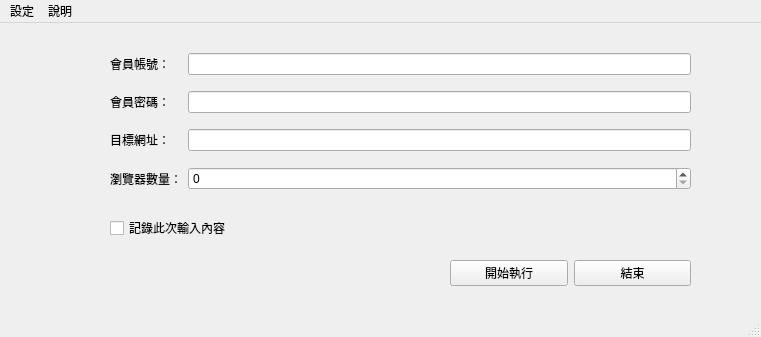
kevinypfan/panic-buying-spree-script, file ui/main.ui: the form before one commit.
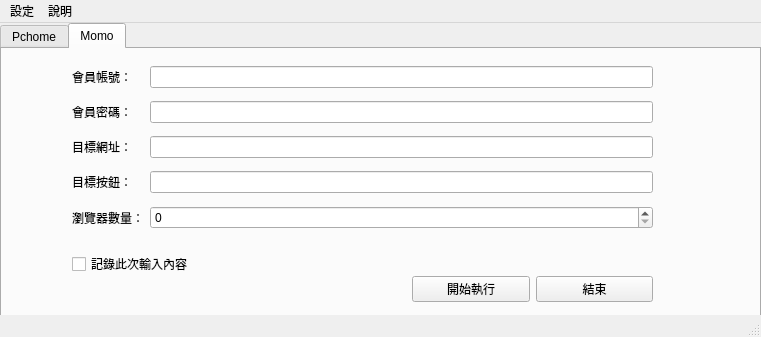
The form after the commit. The open tabs and pages were chosen to show the change.

Commit message: added momo methods

The edit to the form file:
```diff
--- a/ui/main.ui
+++ b/ui/main.ui
@@ -14,43 +14,34 @@
    <string>MainWindow</string>
   </property>
   <widget class="QWidget" name="centralwidget">
+   <widget class="QTabWidget" name="tabWidget">
+    <property name="geometry">
+     <rect>
+      <x>0</x>
+      <y>0</y>
+      <width>761</width>
+      <height>301</height>
+     </rect>
+    </property>
+    <property name="currentIndex">
+     <number>0</number>
+    </property>
+    <widget class="QWidget" name="tab">
+     <attribute name="title">
+      <string>Pchome</string>
+     </attribute>
    <widget class="QWidget" name="gridLayoutWidget">
     <property name="geometry">
      <rect>
-      <x>110</x>
+        <x>80</x>
       <y>20</y>
       <width>581</width>
       <height>161</height>
      </rect>
     </property>
     <layout class="QGridLayout" name="gridLayout">
-     <item row="0" column="2">
-      <widget class="QLineEdit" name="email">
-       <property name="text">
-        <string/>
-       </property>
-      </widget>
-     </item>
-     <item row="0" column="0">
-      <widget class="QLabel" name="label">
-       <property name="text">
-        <string>會員帳號：</string>
-       </property>
-      </widget>
-     </item>
-     <item row="1" column="0">
-      <widget class="QLabel" name="label_2">
-       <property name="text">
-        <string>會員密碼：</string>
-       </property>
-      </widget>
-     </item>
-     <item row="1" column="2">
-      <widget class="QLineEdit" name="password">
-       <property name="echoMode">
-        <enum>QLineEdit::Password</enum>
-       </property>
-      </widget>
+       <item row="2" column="2">
+        <widget class="QLineEdit" name="pchome_target_url"/>
      </item>
      <item row="2" column="0">
       <widget class="QLabel" name="label_3">
@@ -59,8 +50,12 @@
        </property>
       </widget>
      </item>
-     <item row="2" column="2">
-      <widget class="QLineEdit" name="target_url"/>
+       <item row="1" column="2">
+        <widget class="QLineEdit" name="pchome_password">
+         <property name="echoMode">
+          <enum>QLineEdit::Password</enum>
+         </property>
+        </widget>
      </item>
      <item row="3" column="0">
       <widget class="QLabel" name="label_4">
@@ -70,44 +65,15 @@
       </widget>
      </item>
      <item row="3" column="2">
-      <widget class="QSpinBox" name="browser_qty"/>
-     </item>
-    </layout>
-   </widget>
-   <widget class="QWidget" name="horizontalLayoutWidget">
-    <property name="geometry">
-     <rect>
-      <x>450</x>
-      <y>230</y>
-      <width>241</width>
-      <height>41</height>
-     </rect>
-    </property>
-    <layout class="QHBoxLayout" name="horizontalLayout">
-     <item>
-      <widget class="QPushButton" name="submit_btn">
-       <property name="text">
-        <string>開始執行</string>
-       </property>
-      </widget>
-     </item>
-     <item>
-      <widget class="QPushButton" name="close_btn">
-       <property name="enabled">
-        <bool>true</bool>
-       </property>
-       <property name="text">
-        <string>結束</string>
-       </property>
-      </widget>
+        <widget class="QSpinBox" name="pchome_browser_qty"/>
      </item>
     </layout>
    </widget>
    <widget class="QWidget" name="horizontalLayoutWidget_2">
     <property name="geometry">
      <rect>
-      <x>110</x>
-      <y>190</y>
+        <x>80</x>
+        <y>200</y>
       <width>160</width>
       <height>31</height>
      </rect>
@@ -121,6 +87,160 @@
       </widget>
      </item>
     </layout>
+     </widget>
+     <widget class="QWidget" name="horizontalLayoutWidget">
+      <property name="geometry">
+       <rect>
+        <x>420</x>
+        <y>220</y>
+        <width>241</width>
+        <height>41</height>
+       </rect>
+      </property>
+      <layout class="QHBoxLayout" name="horizontalLayout">
+       <item>
+        <widget class="QPushButton" name="pchome_submit_btn">
+         <property name="text">
+          <string>開始執行</string>
+         </property>
+        </widget>
+       </item>
+       <item>
+        <widget class="QPushButton" name="pchome_close_btn">
+         <property name="enabled">
+          <bool>true</bool>
+         </property>
+         <property name="text">
+          <string>結束</string>
+         </property>
+        </widget>
+       </item>
+      </layout>
+     </widget>
+    </widget>
+    <widget class="QWidget" name="tab_2">
+     <attribute name="title">
+      <string>Momo</string>
+     </attribute>
+     <widget class="QWidget" name="horizontalLayoutWidget_4">
+      <property name="geometry">
+       <rect>
+        <x>410</x>
+        <y>220</y>
+        <width>241</width>
+        <height>41</height>
+       </rect>
+      </property>
+      <layout class="QHBoxLayout" name="horizontalLayout_4">
+       <item>
+        <widget class="QPushButton" name="momo_submit_btn">
+         <property name="text">
+          <string>開始執行</string>
+         </property>
+        </widget>
+       </item>
+       <item>
+        <widget class="QPushButton" name="momo_close_btn">
+         <property name="enabled">
+          <bool>true</bool>
+         </property>
+         <property name="text">
+          <string>結束</string>
+         </property>
+        </widget>
+       </item>
+      </layout>
+     </widget>
+     <widget class="QWidget" name="gridLayoutWidget_2">
+      <property name="geometry">
+       <rect>
+        <x>70</x>
+        <y>10</y>
+        <width>581</width>
+        <height>181</height>
+       </rect>
+      </property>
+      <layout class="QGridLayout" name="gridLayout_4">
+       <item row="4" column="2">
+        <widget class="QSpinBox" name="momo_browser_qty"/>
+       </item>
+       <item row="4" column="0">
+        <widget class="QLabel" name="label_14">
+         <property name="text">
+          <string>瀏覽器數量：</string>
+         </property>
+        </widget>
+       </item>
+       <item row="0" column="2">
+        <widget class="QLineEdit" name="momo_email">
+         <property name="text">
+          <string/>
+         </property>
+        </widget>
+       </item>
+       <item row="0" column="0">
+        <widget class="QLabel" name="label_15">
+         <property name="text">
+          <string>會員帳號：</string>
+         </property>
+        </widget>
+       </item>
+       <item row="1" column="0">
+        <widget class="QLabel" name="label_16">
+         <property name="text">
+          <string>會員密碼：</string>
+         </property>
+        </widget>
+       </item>
+       <item row="2" column="2">
+        <widget class="QLineEdit" name="momo_target_url"/>
+       </item>
+       <item row="1" column="2">
+        <widget class="QLineEdit" name="momo_password">
+         <property name="echoMode">
+          <enum>QLineEdit::Password</enum>
+         </property>
+        </widget>
+       </item>
+       <item row="2" column="0">
+        <widget class="QLabel" name="label_17">
+         <property name="text">
+          <string>目標網址：</string>
+         </property>
+        </widget>
+       </item>
+       <item row="3" column="0">
+        <widget class="QLabel" name="label_18">
+         <property name="text">
+          <string>目標按鈕：</string>
+         </property>
+        </widget>
+       </item>
+       <item row="3" column="2">
+        <widget class="QLineEdit" name="momo_target_id"/>
+       </item>
+      </layout>
+     </widget>
+     <widget class="QWidget" name="horizontalLayoutWidget_3">
+      <property name="geometry">
+       <rect>
+        <x>70</x>
+        <y>200</y>
+        <width>160</width>
+        <height>31</height>
+       </rect>
+      </property>
+      <layout class="QHBoxLayout" name="horizontalLayout_5">
+       <item>
+        <widget class="QCheckBox" name="momo_record">
+         <property name="text">
+          <string>記錄此次輸入內容</string>
+         </property>
+        </widget>
+       </item>
+      </layout>
+     </widget>
+    </widget>
    </widget>
   </widget>
   <widget class="QMenuBar" name="menubar">
```
Left out of the diff: 35 changed lines with no effect on the pictures. Lines whose indentation alone changed are shown as unchanged. The commit also changes 9 other files.
